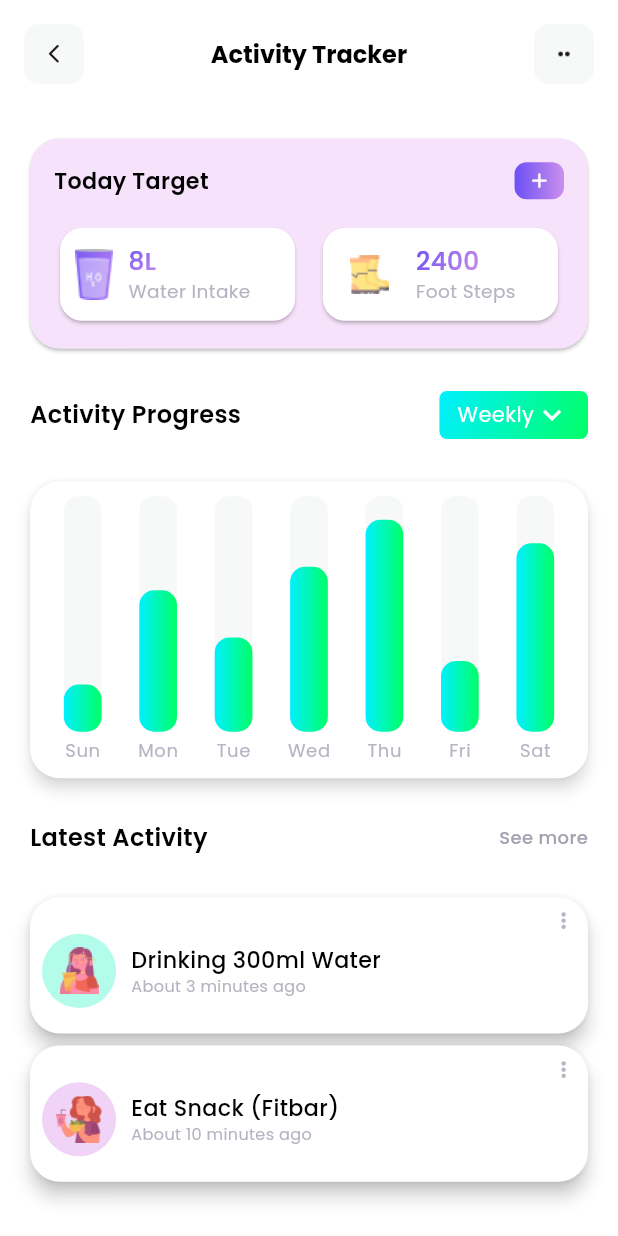
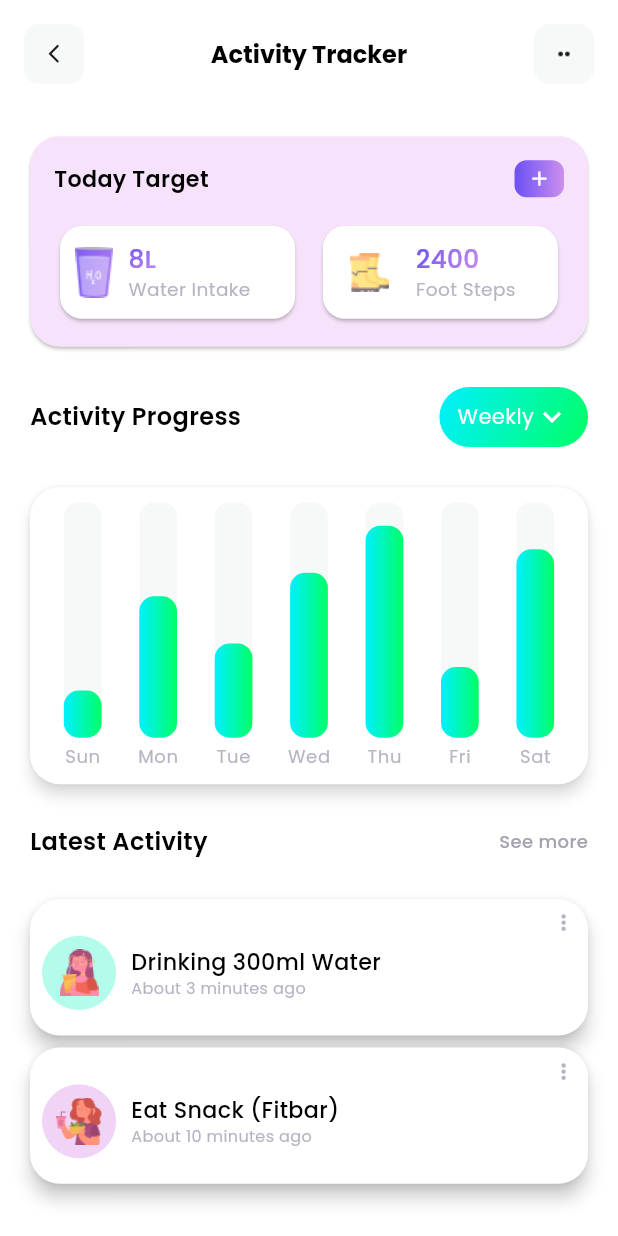
Before and after one commit to Kani-3004/fitness-mobile-app, a Flutter app: the ActivityTrackerPage screen opened directly, on a phone screen of 412 x 824 dp. Run offline on Flutter 3.47's test engine with Material 3 defaults, Android fonts, the light colour scheme and no system bars; our stand-ins replace carousel_slider, google_fonts, syncfusion_flutter_charts; missing offline and left inert: another_stepper.

Commit message:
activity tracker weekly button size correction

```diff
--- a/lib/screens/activity_tracker_page.dart
+++ b/lib/screens/activity_tracker_page.dart
@@ -113,13 +113,13 @@ class _ActivityTrackerPageState extends State<ActivityTrackerPage> {
                       },
                       child: Container(
                         padding:
-                            EdgeInsets.symmetric(horizontal: 12, vertical: 4),
+                            EdgeInsets.symmetric(horizontal: 12, vertical: 8),
                         decoration: BoxDecoration(
                           gradient: LinearGradient(
                               colors: [Color(0xff00f0ff), Color(0xff00ff66)],
                               begin: Alignment.topLeft,
                               end: Alignment.bottomRight),
-                          borderRadius: BorderRadius.circular(5),
+                          borderRadius: BorderRadius.circular(20),
                         ),
                         child: Row(
                           mainAxisAlignment: MainAxisAlignment.spaceBetween,
```
